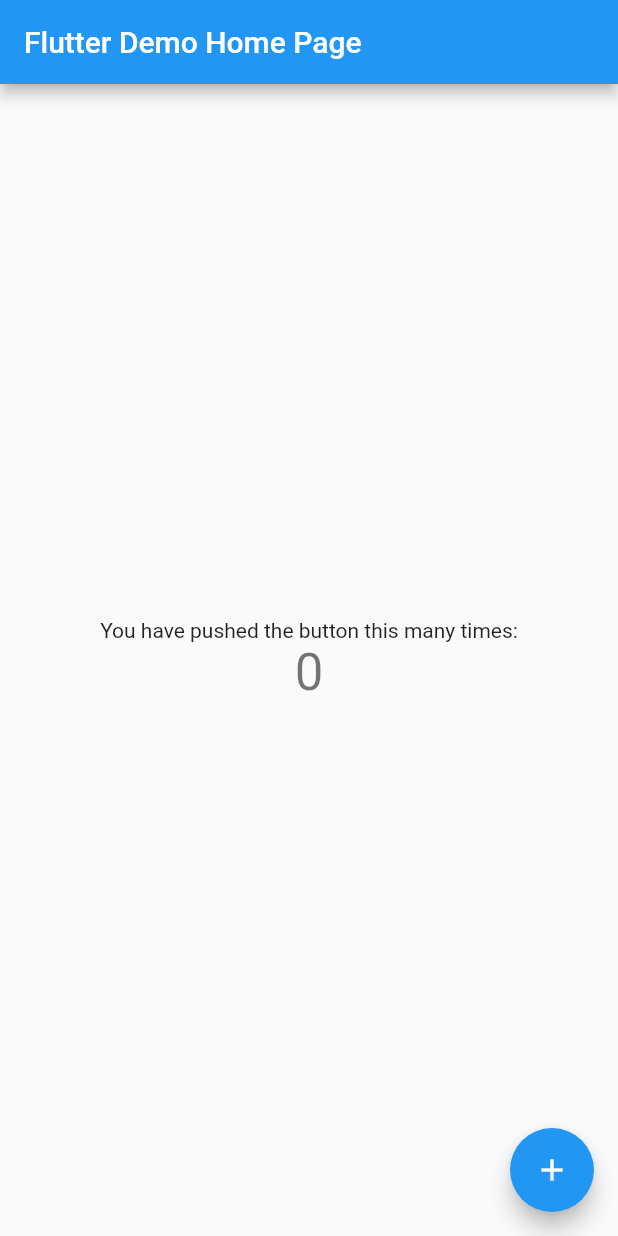
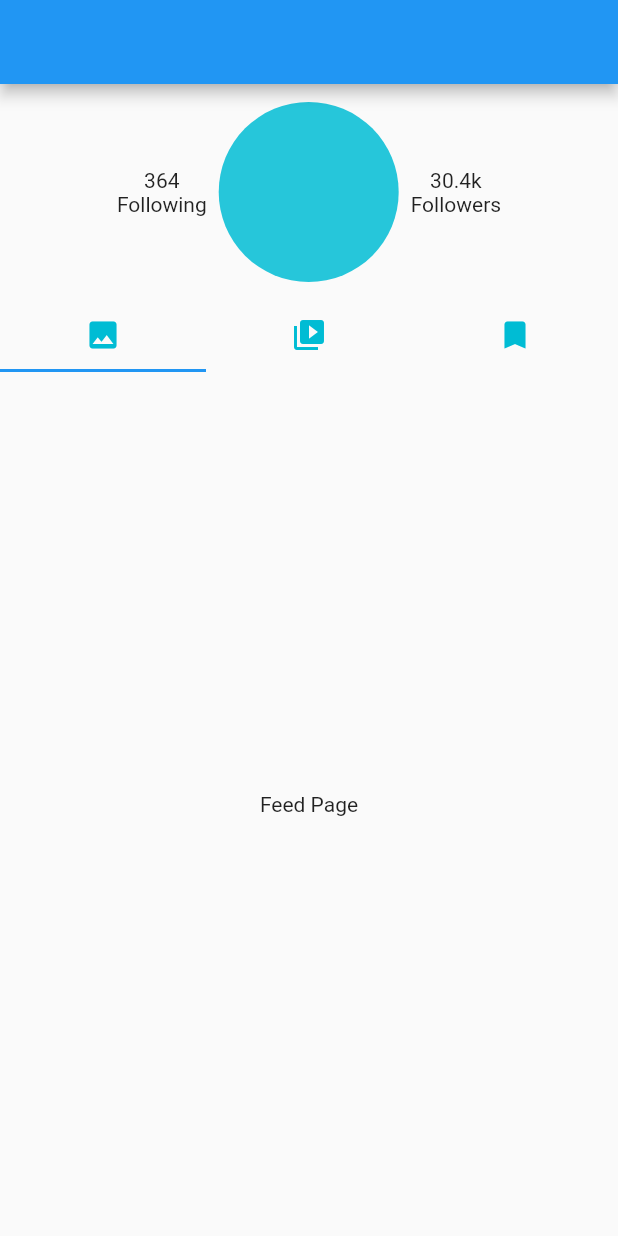
Before and after one commit to Sommos/flutter_instagram, a Flutter app: the screen it shows after launch, on a phone screen of 412 x 824 dp. Run offline on Flutter 3.47's test engine with Material 2 defaults, Android fonts, the phone set to English and light mode, and no system bars.

Commit message:
added images folder, and basic DefaultTabController UI

```diff
--- a/lib/main.dart
+++ b/lib/main.dart
@@ -1,4 +1,6 @@
 import 'package:flutter/material.dart';
+
+import '../pages/profile_page.dart';
 
 void main() {
   runApp(const MyApp());
@@ -7,109 +9,11 @@ void main() {
 class MyApp extends StatelessWidget {
   const MyApp({super.key});
 
-  // This widget is the root of your application.
   @override
   Widget build(BuildContext context) {
-    return MaterialApp(
-      title: 'Flutter Demo',
-      theme: ThemeData(
-        // This is the theme of your application.
-        //
-        // Try running your application with "flutter run". You'll see the
-        // application has a blue toolbar. Then, without quitting the app, try
-        // changing the primarySwatch below to Colors.green and then invoke
-        // "hot reload" (press "r" in the console where you ran "flutter run",
-        // or simply save your changes to "hot reload" in a Flutter IDE).
-        // Notice that the counter didn't reset back to zero; the application
-        // is not restarted.
-        primarySwatch: Colors.blue,
-      ),
-      home: const MyHomePage(title: 'Flutter Demo Home Page'),
+    return const MaterialApp(
+        debugShowCheckedModeBanner: false,
+        home: ProfilePage(),
     );
   }
 }
-
-class MyHomePage extends StatefulWidget {
-  const MyHomePage({super.key, required this.title});
-
-  // This widget is the home page of your application. It is stateful, meaning
-  // that it has a State object (defined below) that contains fields that affect
-  // how it looks.
-
-  // This class is the configuration for the state. It holds the values (in this
-  // case the title) provided by the parent (in this case the App widget) and
-  // used by the build method of the State. Fields in a Widget subclass are
-  // always marked "final".
-
-  final String title;
-
-  @override
-  State<MyHomePage> createState() => _MyHomePageState();
-}
-
-class _MyHomePageState extends State<MyHomePage> {
-  int _counter = 0;
-
-  void _incrementCounter() {
-    setState(() {
-      // This call to setState tells the Flutter framework that something has
-      // changed in this State, which causes it to rerun the build method below
-      // so that the display can reflect the updated values. If we changed
-      // _counter without calling setState(), then the build method would not be
-      // called again, and so nothing would appear to happen.
-      _counter++;
-    });
-  }
-
-  @override
-  Widget build(BuildContext context) {
-    // This method is rerun every time setState is called, for instance as done
-    // by the _incrementCounter method above.
-    //
-    // The Flutter framework has been optimized to make rerunning build methods
-    // fast, so that you can just rebuild anything that needs updating rather
-    // than having to individually change instances of widgets.
-    return Scaffold(
-      appBar: AppBar(
-        // Here we take the value from the MyHomePage object that was created by
-        // the App.build method, and use it to set our appbar title.
-        title: Text(widget.title),
-      ),
-      body: Center(
-        // Center is a layout widget. It takes a single child and positions it
-        // in the middle of the parent.
-        child: Column(
-          // Column is also a layout widget. It takes a list of children and
-          // arranges them vertically. By default, it sizes itself to fit its
-          // children horizontally, and tries to be as tall as its parent.
-          //
-          // Invoke "debug painting" (press "p" in the console, choose the
-          // "Toggle Debug Paint" action from the Flutter Inspector in Android
-          // Studio, or the "Toggle Debug Paint" command in Visual Studio Code)
-          // to see the wireframe for each widget.
-          //
-          // Column has various properties to control how it sizes itself and
-          // how it positions its children. Here we use mainAxisAlignment to
-          // center the children vertically; the main axis here is the vertical
-          // axis because Columns are vertical (the cross axis would be
-          // horizontal).
-          mainAxisAlignment: MainAxisAlignment.center,
-          children: <Widget>[
-            const Text(
-              'You have pushed the button this many times:',
-            ),
-            Text(
-              '$_counter',
-              style: Theme.of(context).textTheme.headlineMedium,
-            ),
-          ],
-        ),
-      ),
-      floatingActionButton: FloatingActionButton(
-        onPressed: _incrementCounter,
-        tooltip: 'Increment',
-        child: const Icon(Icons.add),
-      ), // This trailing comma makes auto-formatting nicer for build methods.
-    );
-  }
-}
--- /dev/null
+++ b/lib/pages/profile_page.dart
@@ -0,0 +1,102 @@
+import 'package:flutter/material.dart';
+
+import '../tabs/feed_view.dart';
+import '../tabs/reels_view.dart';
+import '../tabs/tagged_view.dart';
+
+class ProfilePage extends StatefulWidget {
+  const ProfilePage({super.key});
+
+  @override
+  State<ProfilePage> createState() => _ProfilePageState();
+}
+
+class _ProfilePageState extends State<ProfilePage> {
+  final List<Widget> tabs = const [
+    // feed
+    Tab(icon: Icon(
+      Icons.image,
+      color: Colors.cyan,
+    ),),
+    // reels
+    Tab(icon: Icon(
+      Icons.video_collection,
+      color: Colors.cyan,
+    ),),
+    // tagged
+    Tab(icon: Icon(
+      Icons.bookmark,
+      color: Colors.cyan,
+    ),),
+  ];
+
+  final List<Widget> tabBarViews = [
+    // feed view
+    const FeedView(),
+    // reels view
+    const ReelsView(),
+    // tagged view
+    const TaggedView(),
+  ];
+
+
+  @override
+  Widget build(BuildContext context) {
+    return DefaultTabController(
+      length: 3,
+      child: Scaffold(
+        appBar: AppBar(),
+        body: SafeArea(
+          child: Column(
+            children: [
+              // profile
+              Row(
+                mainAxisAlignment: MainAxisAlignment.center,
+                children: [
+                  // following
+                  Column(
+                    children: [
+                      Text("364"),
+                      Text("Following"),
+                    ],
+                  ),
+                  // profile picture
+                  Padding(
+                    padding: const EdgeInsets.symmetric(
+                      horizontal: 8.0,
+                      vertical: 12.0,
+                    ),
+                    child: Container(
+                      height: 120,
+                      width: 120,
+                      decoration: BoxDecoration(
+                        shape: BoxShape.circle,
+                        color: Colors.cyan[400],
+                      ),
+                    ),
+                  ),
+                  // followers
+                  Column(
+                    children: [
+                      Text("30.4k"),
+                      Text("Followers"),
+                    ],
+                  ),
+                ],
+              ),
+              TabBar(
+                tabs: tabs,
+              ),
+
+              Expanded(
+                child: TabBarView(
+                  children: tabBarViews,
+                ),
+              ),
+            ],
+          ),
+        ),
+      ),
+    );
+  }
+}
--- /dev/null
+++ b/lib/tabs/feed_view.dart
@@ -0,0 +1,12 @@
+import 'package:flutter/material.dart';
+
+class FeedView extends StatelessWidget {
+  const FeedView({super.key});
+
+  @override
+  Widget build(BuildContext context) {
+    return const Center(
+      child: Text("Feed Page"),
+    );
+  }
+}
--- /dev/null
+++ b/lib/tabs/reels_view.dart
@@ -0,0 +1,12 @@
+import 'package:flutter/material.dart';
+
+class ReelsView extends StatelessWidget {
+  const ReelsView({super.key});
+
+  @override
+  Widget build(BuildContext context) {
+    return const Center(
+      child: Text("Reels Page"),
+    );
+  }
+}
--- /dev/null
+++ b/lib/tabs/tagged_view.dart
@@ -0,0 +1,12 @@
+import 'package:flutter/material.dart';
+
+class TaggedView extends StatelessWidget {
+  const TaggedView({super.key});
+
+  @override
+  Widget build(BuildContext context) {
+    return const Center(
+      child: Text("Tagged Page"),
+    );
+  }
+}
--- a/pubspec.yaml
+++ b/pubspec.yaml
@@ -59,8 +59,8 @@ flutter:
   uses-material-design: true
 
   # To add assets to your application, add an assets section, like this:
-  # assets:
-  #   - images/a_dot_burr.jpeg
+  assets:
+    - lib/images/
   #   - images/a_dot_ham.jpeg
 
   # An image asset can refer to one or more resolution-specific "variants", see
```
Also changed, not shown: lib/images/image_five.jpg (added), lib/images/image_four.png (added), lib/images/image_one.png (added), lib/images/image_six.jpg (added), lib/images/image_three.png (added), lib/images/image_two.png (added).
